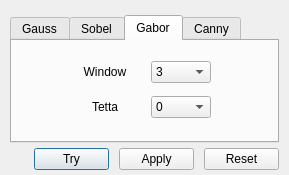
Before: the Qt Designer form filtersdialog.ui in antrzm/imgProcessing, drawn with Qt 5.
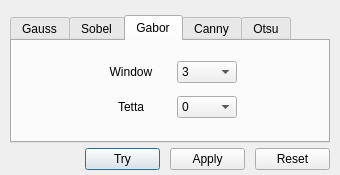
After: the same form once the commit is applied. The open tabs and pages were chosen to show the change.

Commit message: Otsu filter added

The edit to the form file:
```diff
--- a/filtersdialog.ui
+++ b/filtersdialog.ui
@@ -6,7 +6,7 @@
    <rect>
     <x>0</x>
     <y>0</y>
-    <width>289</width>
+    <width>340</width>
     <height>175</height>
    </rect>
   </property>
@@ -390,6 +390,11 @@
        </property>
       </widget>
      </widget>
+     <widget class="QWidget" name="otsu_parameters_tab">
+      <attribute name="title">
+       <string>Otsu</string>
+      </attribute>
+     </widget>
     </widget>
    </item>
    <item>
```
Left out of the diff: 2 changed lines with no effect on the pictures. The commit also changes 9 other files.
